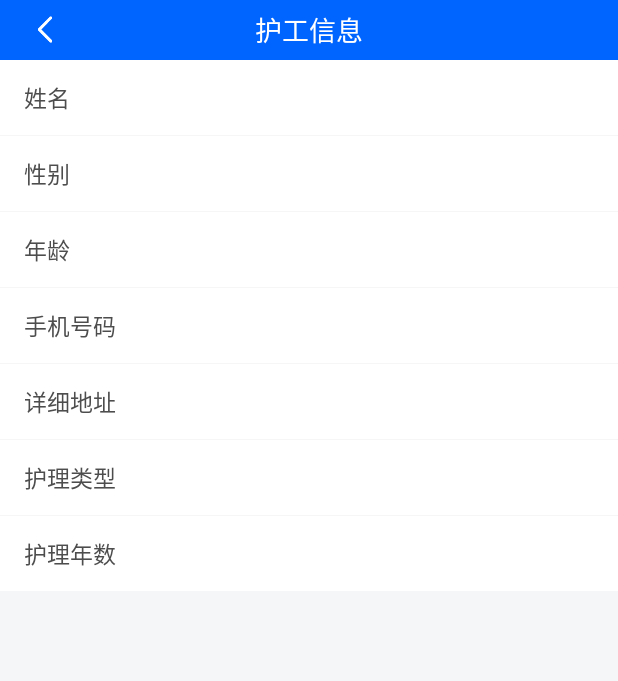
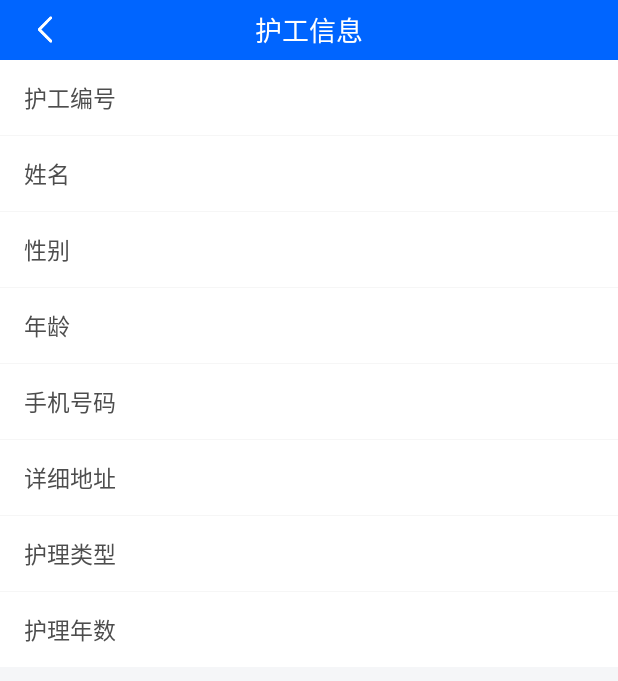
Before and after one commit to linweimao/HealthRecuperationApp, an Android app: the layout activity_nurse_info.xml on its own in the app's theme, with its tools: preview values and no code run, on a phone screen of 412 x 824 dp. Shown: the top 681 px of the screen. Run offline under Robolectric (Android 15) with nearby library versions, the phone set to English and light mode, and no system bars.

Commit message:
优化护工信息界面

```diff
--- a/app/src/main/java/com/lwm/healthrecuperationapp/activity/NurseInfoActivity.java
+++ b/app/src/main/java/com/lwm/healthrecuperationapp/activity/NurseInfoActivity.java
@@ -18,7 +18,7 @@ import cn.bmob.v3.listener.QueryListener;
 public class NurseInfoActivity extends BaseActivity implements View.OnClickListener {
 
     private ImageView mImgNurseInfoReturn;
-    private TextView mTvName, mTvSex, mTvAge, mTvPhoneNumber, mTvAddress, mTvTypeOfCare, mTvNursingYears;
+    private TextView mTvNurseId, mTvName, mTvSex, mTvAge, mTvPhoneNumber, mTvAddress, mTvTypeOfCare, mTvNursingYears;
 
     @Override
     protected int initLayout() {
@@ -28,6 +28,7 @@ public class NurseInfoActivity extends BaseActivity implements View.OnClickListe
     @Override
     protected void initView() {
         mImgNurseInfoReturn = (ImageView) findViewById(R.id.img_nurse_info_return);
+        mTvNurseId = (TextView) findViewById(R.id.tv_nurse_id);
         mTvName = (TextView) findViewById(R.id.tv_name);
         mTvSex = (TextView) findViewById(R.id.tv_sex);
         mTvAge = (TextView) findViewById(R.id.tv_age);
@@ -79,8 +80,13 @@ public class NurseInfoActivity extends BaseActivity implements View.OnClickListe
                     runOnUiThread(new Runnable() {
                         @Override
                         public void run() {
+                            mTvNurseId.setText(nurseInfo.getObjectId());
                             mTvName.setText(nurseInfo.getUsername());
-                            mTvSex.setText(nurseInfo.getSex());
+                            if ("male".equals(nurseInfo.getSex())) {
+                                mTvSex.setText("男");
+                            } else {
+                                mTvSex.setText("女");
+                            }
                             mTvAge.setText(String.valueOf(nurseInfo.getAge()));
                             mTvPhoneNumber.setText(nurseInfo.getMobile());
                             mTvAddress.setText(nurseInfo.getAddress());
@@ -89,6 +95,7 @@ public class NurseInfoActivity extends BaseActivity implements View.OnClickListe
                         }
                     });
                 } else {
+                    mTvNurseId.setText("");
                     mTvName.setText("");
                     mTvSex.setText("");
                     mTvAge.setText("");
--- a/app/src/main/res/layout/activity_nurse_info.xml
+++ b/app/src/main/res/layout/activity_nurse_info.xml
@@ -36,6 +36,33 @@
         android:layout_width="match_parent"
         android:layout_height="match_parent"
         android:orientation="vertical">
+
+        <LinearLayout
+            android:layout_width="match_parent"
+            android:layout_height="@dimen/dimen_50dp"
+            android:background="@color/color_ffffff"
+            android:gravity="center_vertical"
+            android:orientation="horizontal"
+            android:paddingHorizontal="@dimen/dimen_16dp">
+
+            <TextView
+                android:layout_width="@dimen/dimen_100dp"
+                android:layout_height="wrap_content"
+                android:text="@string/nurseinfo_id"
+                android:textColor="@color/color_4d4d4d"
+                android:textSize="@dimen/size_15sp" />
+
+            <TextView
+                android:id="@+id/tv_nurse_id"
+                android:layout_width="match_parent"
+                android:layout_height="wrap_content"
+                android:gravity="right"
+                android:textColor="@color/color_999999"
+                android:textIsSelectable="true"
+                android:textSize="@dimen/size_14sp" />
+        </LinearLayout>
+
+        <View style="@style/style_line"></View>
 
         <LinearLayout
             android:layout_width="match_parent"
--- a/app/src/main/res/values/strings.xml
+++ b/app/src/main/res/values/strings.xml
@@ -114,6 +114,7 @@
     <string name="nurse_type_of_care">护理类型：</string>
     <string name="nurse_update_time">更新时间：</string>
     <!-- 护工信息 -->
+    <string name="nurseinfo_id">护工编号</string>
     <string name="nurseinfo">护工信息</string>
     <string name="nurseinfo_name">姓名</string>
     <string name="nurseinfo_sex">性别</string>
```
